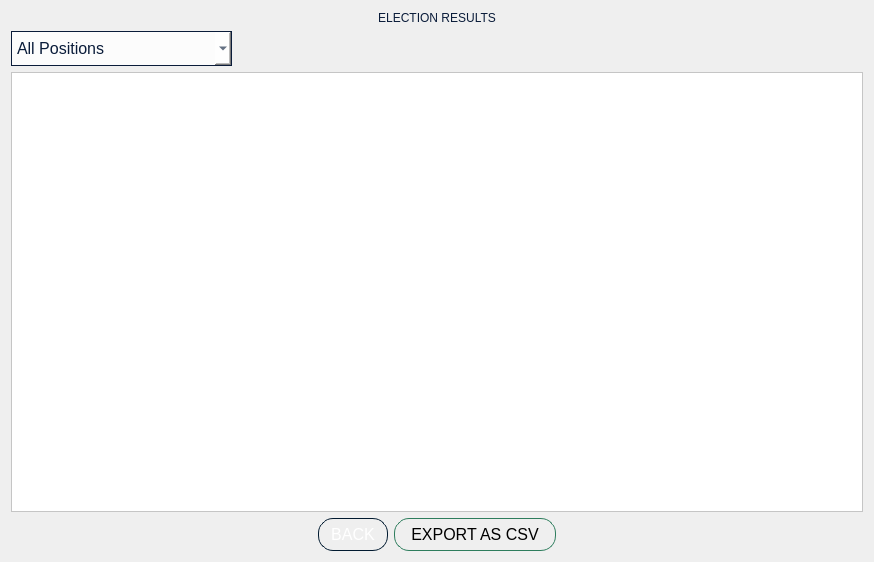
Qt form VVM/electionresults.ui (GuisadongManok/PolliTech-VVM) before a commit.
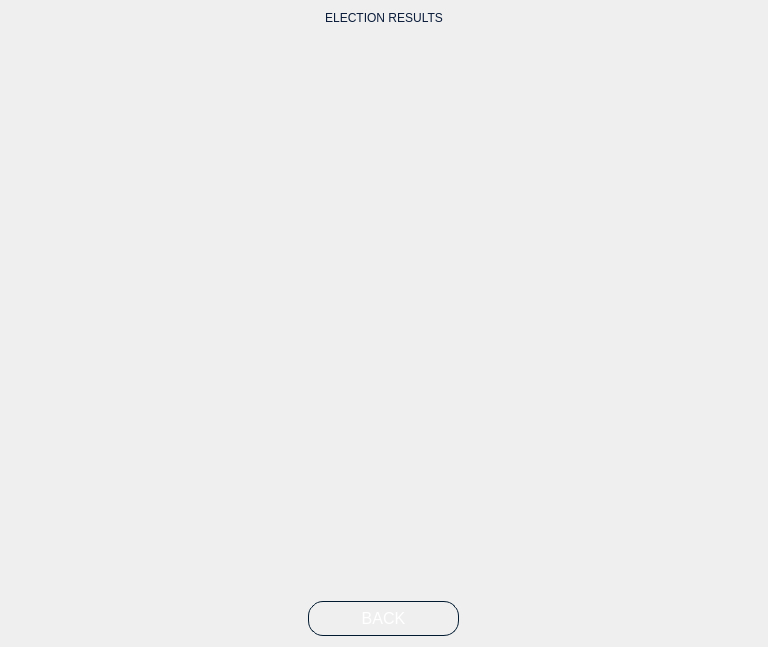
The same form after that commit. Icons and pictures are not drawn.

Patch:
```diff
--- a/VVM/electionresults.ui
+++ b/VVM/electionresults.ui
@@ -6,14 +6,14 @@
    <rect>
     <x>0</x>
     <y>0</y>
-    <width>874</width>
-    <height>562</height>
+    <width>768</width>
+    <height>647</height>
    </rect>
   </property>
   <property name="minimumSize">
    <size>
-    <width>826</width>
-    <height>562</height>
+    <width>768</width>
+    <height>647</height>
    </size>
   </property>
   <property name="windowTitle">
@@ -35,8 +35,6 @@
   </property>
   <layout class="QGridLayout" name="gridLayout">
    <item row="0" column="0">
-    <layout class="QVBoxLayout" name="verticalLayout">
-     <item>
       <widget class="QLabel" name="label">
        <property name="styleSheet">
         <string notr="true">QLabel {
@@ -52,87 +50,21 @@
        </property>
       </widget>
      </item>
-     <item alignment="Qt::AlignmentFlag::AlignLeft">
-      <widget class="QComboBox" name="comboBox_positionFilter">
-       <property name="minimumSize">
-        <size>
-         <width>221</width>
-         <height>35</height>
-        </size>
-       </property>
-       <property name="cursor">
-        <cursorShape>PointingHandCursor</cursorShape>
-       </property>
-       <property name="focusPolicy">
-        <enum>Qt::FocusPolicy::NoFocus</enum>
-       </property>
-       <property name="styleSheet">
-        <string notr="true">QComboBox {
-	font: 14pt &quot;Segoe UI&quot;;
-    font-size: 16px;
-    color: #0A1C3A;
-    background-color: rgba(255,255,255,200);
-    border: 1px solid #0A1C3A;
-    padding: 5px;
-}
-</string>
-       </property>
-       <item>
-        <property name="text">
-         <string>All Positions</string>
-        </property>
-       </item>
-       <item>
-        <property name="text">
-         <string>Barangay Officials</string>
-        </property>
-       </item>
-       <item>
-        <property name="text">
-         <string>SK Officials</string>
-        </property>
-       </item>
-      </widget>
-     </item>
-     <item>
-      <widget class="QTableWidget" name="tableWidget_winners">
-       <property name="focusPolicy">
-        <enum>Qt::FocusPolicy::NoFocus</enum>
-       </property>
+   <item row="1" column="0">
+    <widget class="QTableWidget" name="VoteTable">
        <property name="styleSheet">
         <string notr="true">QTableWidget {
-	background-color: white;
+background-color: transparent;
 }</string>
        </property>
-       <property name="editTriggers">
-        <set>QAbstractItemView::EditTrigger::NoEditTriggers</set>
-       </property>
-       <property name="tabKeyNavigation">
-        <bool>false</bool>
-       </property>
-      </widget>
-     </item>
-     <item>
-      <layout class="QHBoxLayout" name="horizontalLayout_8">
-       <item>
-        <spacer name="horizontalSpacer_2">
-         <property name="orientation">
-          <enum>Qt::Orientation::Horizontal</enum>
-         </property>
-         <property name="sizeHint" stdset="0">
-          <size>
-           <width>40</width>
-           <height>20</height>
-          </size>
-         </property>
-        </spacer>
-       </item>
-       <item>
+    </widget>
+   </item>
+   <item row="2" column="0" alignment="Qt::AlignmentFlag::AlignHCenter">
         <widget class="QPushButton" name="pushButton_back">
          <property name="minimumSize">
           <size>
-           <width>52</width>
-           <height>32</height>
+       <width>151</width>
+       <height>35</height>
           </size>
          </property>
          <property name="cursor">
@@ -181,89 +113,6 @@
           <string>BACK</string>
          </property>
         </widget>
-       </item>
-       <item>
-        <widget class="QPushButton" name="pushButton_print">
-         <property name="minimumSize">
-          <size>
-           <width>162</width>
-           <height>32</height>
-          </size>
-         </property>
-         <property name="font">
-          <font>
-           <family>Segoe UI</family>
-           <pointsize>-1</pointsize>
-           <italic>false</italic>
-           <fontweight>DemiBold</fontweight>
-          </font>
-         </property>
-         <property name="cursor">
-          <cursorShape>PointingHandCursor</cursorShape>
-         </property>
-         <property name="focusPolicy">
-          <enum>Qt::FocusPolicy::NoFocus</enum>
-         </property>
-         <property name="layoutDirection">
-          <enum>Qt::LayoutDirection::RightToLeft</enum>
-         </property>
-         <property name="styleSheet">
-          <string notr="true">QPushButton {
-    font: 600 9pt &quot;Segoe UI&quot;;
-    font-size: 16px;
-    color: black;
-    background-color: qlineargradient(
-        spread:pad, x1:0, y1:0, x2:0, y2:1,
-        stop:0 #6FE1A4, stop:1 #3CA36E
-    );
-    border: 1px solid #2e7d5d;
-    border-radius: 15px;
-    padding: 6px 12px;
-}
-
-QPushButton:hover {
-    background-color: qlineargradient(
-        spread:pad, x1:0, y1:0, x2:0, y2:1,
-        stop:0 #7FFFB2, stop:1 #4BB97E
-    );
-}
-
-QPushButton:pressed {
-    background-color: qlineargradient(
-        spread:pad, x1:0, y1:0, x2:0, y2:1,
-        stop:0 #3CA36E, stop:1 #6FE1A4
-    );
-    padding-top: 7px;
-    padding-bottom: 3px;
-}
-
-QPushButton:focus {
-    outline: none;
-    border: 2px solid #1A5E3B;
-}
-</string>
-         </property>
-         <property name="text">
-          <string>EXPORT AS CSV</string>
-         </property>
-        </widget>
-       </item>
-       <item>
-        <spacer name="horizontalSpacer_7">
-         <property name="orientation">
-          <enum>Qt::Orientation::Horizontal</enum>
-         </property>
-         <property name="sizeHint" stdset="0">
-          <size>
-           <width>40</width>
-           <height>20</height>
-          </size>
-         </property>
-        </spacer>
-       </item>
-      </layout>
-     </item>
-    </layout>
    </item>
   </layout>
  </widget>
```
Lines whose indentation alone changed are shown as unchanged.
